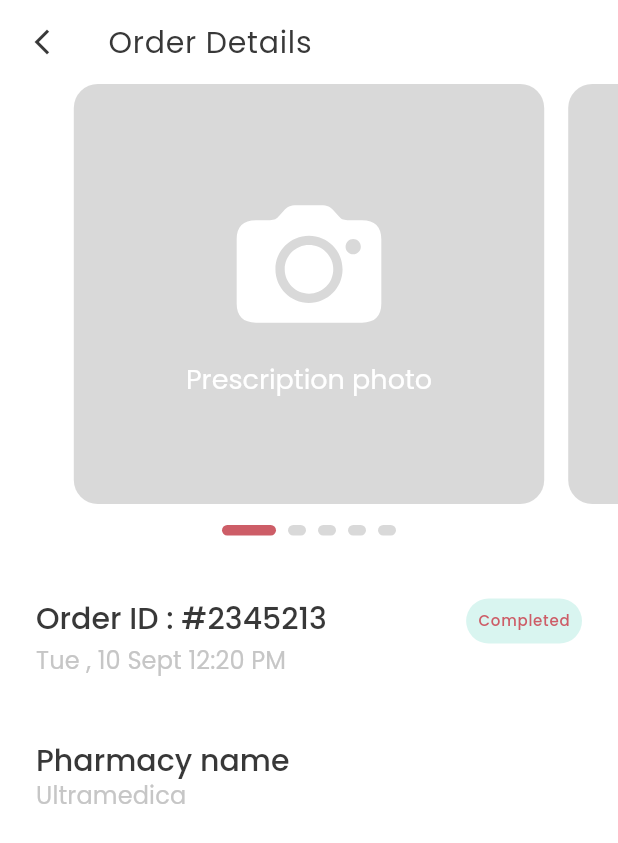
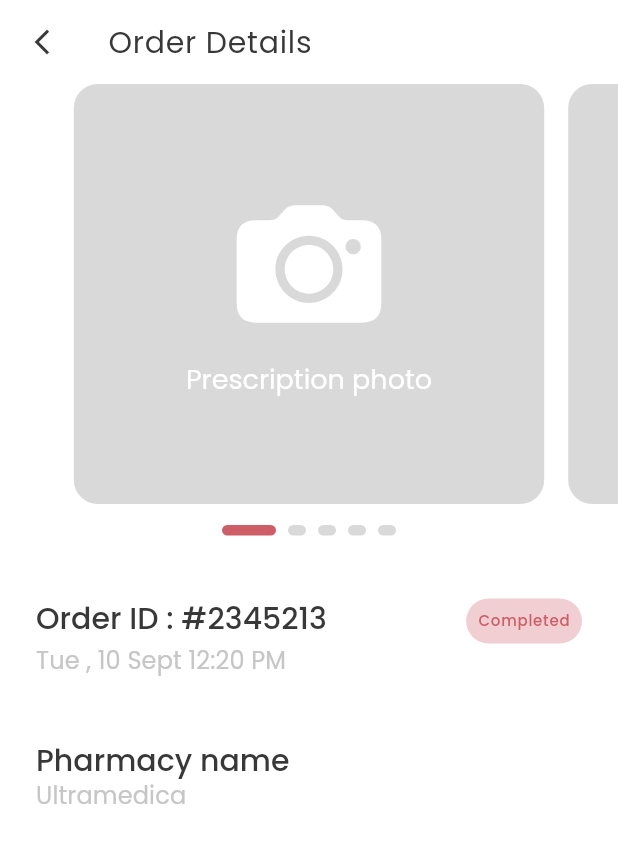
Before and after one commit to Taim-Amer/Comprehensive-Pharmacy-client-role, a Flutter app: the OrderDetailsScreen screen opened directly, on a phone screen of 412 x 824 dp. Shown: the top 843 px of the screen. Run offline on Flutter 3.47's test engine with Material 3 defaults, Android fonts, the phone set to English and light mode, and no system bars; drawn by our look-alikes of smooth_page_indicator; our stand-ins replace dio, dotted_border, firebase_messaging, flutter_otp_text_field, flutter_screenutil, flutter_svg and 9 more; missing offline and left inert: measure_size_builder; accounts and stored records are empty.

```diff
--- a/lib/app.dart
+++ b/lib/app.dart
@@ -5,6 +5,7 @@ import 'package:comprehensive_pharmacy_client_role/dependencies/signup_binding.d
 import 'package:comprehensive_pharmacy_client_role/features/authentication/views/forget_password/password_confirmed_screen.dart';
 import 'package:comprehensive_pharmacy_client_role/features/authentication/views/forget_password/verify_code_screen.dart';
 import 'package:comprehensive_pharmacy_client_role/features/authentication/views/signin/signin_screen.dart';
+import 'package:comprehensive_pharmacy_client_role/features/orders/views/home/home_screen.dart';
 import 'package:comprehensive_pharmacy_client_role/features/orders/views/order/order_screen.dart';
 import 'package:comprehensive_pharmacy_client_role/features/orders/views/order/order_details_screen.dart';
 import 'package:comprehensive_pharmacy_client_role/utils/helpers/helper_functions.dart';
@@ -33,7 +34,7 @@ class ClientApp extends StatelessWidget {
         // locale: const Locale('en'),
         // fallbackLocale: const Locale('en'),
         // initialBinding: ForgetPasswordBinding(),
-        home: OrderScreen(),
+        home: HomeScreen(),
       ),
     );
   }
--- a/lib/common/widgets/buttons/back_icon.dart
+++ b/lib/common/widgets/buttons/back_icon.dart
@@ -17,6 +17,7 @@ class BackIcon extends StatelessWidget {
     return TCircularIcon(
       icon: Icons.arrow_back_ios_new_outlined,
       size: TSizes.iconSm,
+      backgroundColor: Colors.transparent,
       color: dark ? TColors.lightGrey : const Color(0xFF383838),
       onPressed: function ?? () => Get.back(),
     );
--- a/lib/common/widgets/images/circular_image.dart
+++ b/lib/common/widgets/images/circular_image.dart
@@ -26,7 +26,6 @@ class TCircularImage extends StatelessWidget {
   @override
   Widget build(BuildContext context) {
     final dark = THelperFunctions.isDarkMode(context);
-
     return Container(
       width: width,
       height: height,
--- a/lib/features/orders/views/order/order_details_screen.dart
+++ b/lib/features/orders/views/order/order_details_screen.dart
@@ -1,10 +1,12 @@
 import 'package:comprehensive_pharmacy_client_role/common/widgets/appbar/appbar.dart';
+import 'package:comprehensive_pharmacy_client_role/common/widgets/custom_shapes/containers/rounded_container.dart';
 import 'package:comprehensive_pharmacy_client_role/features/orders/controllers/orders_controller.dart';
 import 'package:comprehensive_pharmacy_client_role/features/orders/views/order/widgets/order_description_column.dart';
 import 'package:comprehensive_pharmacy_client_role/features/orders/views/order/widgets/order_details_page_view.dart';
 import 'package:comprehensive_pharmacy_client_role/features/orders/views/order/widgets/page_view_indicator.dart';
 import 'package:comprehensive_pharmacy_client_role/utils/constants/sizes.dart';
 import 'package:comprehensive_pharmacy_client_role/utils/constants/text_strings.dart';
+import 'package:dotted_border/dotted_border.dart';
 import 'package:flutter/material.dart';
 import 'package:flutter_screenutil/flutter_screenutil.dart';
 import 'package:get/get.dart';
--- a/lib/features/orders/views/order/widgets/order_description_column.dart
+++ b/lib/features/orders/views/order/widgets/order_description_column.dart
@@ -19,7 +19,7 @@ class OrderDescriptionColumn extends StatelessWidget {
           children: [
             Text(TEnglishTexts.orderID, style: Theme.of(context).textTheme.titleLarge?.copyWith(fontSize: 20, fontWeight: FontWeight.w500)),
             TRoundedContainer(
-              backgroundColor: const Color(0xFFD9F5F0),
+              backgroundColor: TColors.primary.withOpacity(.3),
               radius: 100.r,
               height: 30.h,
               padding: const EdgeInsets.all(8),
--- a/lib/features/orders/views/order/widgets/order_details_page_view.dart
+++ b/lib/features/orders/views/order/widgets/order_details_page_view.dart
@@ -4,6 +4,7 @@ import 'package:comprehensive_pharmacy_client_role/utils/constants/colors.dart';
 import 'package:comprehensive_pharmacy_client_role/utils/constants/image_strings.dart';
 import 'package:comprehensive_pharmacy_client_role/utils/constants/sizes.dart';
 import 'package:comprehensive_pharmacy_client_role/utils/constants/text_strings.dart';
+import 'package:comprehensive_pharmacy_client_role/utils/helpers/helper_functions.dart';
 import 'package:flutter/material.dart';
 import 'package:flutter_screenutil/flutter_screenutil.dart';
 import 'package:flutter_svg/flutter_svg.dart';
@@ -13,6 +14,7 @@ class OrderDetailsPageView extends StatelessWidget {
 
   @override
   Widget build(BuildContext context) {
+    final dark = THelperFunctions.isDarkMode(context);
     return SizedBox(
       height: 280.h,
       child: PageView.builder(
@@ -26,7 +28,7 @@ class OrderDetailsPageView extends StatelessWidget {
             child: TRoundedContainer(
               width: 382.w,
               height: 265.h,
-              backgroundColor: TColors.borderPrimary,
+              backgroundColor: dark ? TColors.darkContainer : TColors.borderPrimary,
               child: Column(
                 mainAxisAlignment: MainAxisAlignment.center,
                 children: [
--- a/lib/utils/constants/image_strings.dart
+++ b/lib/utils/constants/image_strings.dart
@@ -17,15 +17,15 @@ class TImages {
   static const String myOrdersIcon = 'assets/icons/clipboard-tick.svg';
   static const String camera = 'assets/images/f7_camera-fill.svg';
 
+  // Home
+  static const String uploadIcon = 'assets/icons/Upload icon.svg';
+
   // Flags
   static const String jordan = "assets/icons/flags/jordan.png";
   static const String lebanon = "assets/icons/flags/lebanon.png";
   static const String egypt = "assets/icons/flags/egypt.png";
   static const String saudi = "assets/icons/flags/saudi_arabia.png";
   static const String qatar = "assets/icons/flags/qatar.png";
-
-  //Home
-  static const String money = "assets/logos/home/money.svg";
 
   // Social Logos
   static const String google = "assets/logos/google-icon.png";
--- a/lib/utils/constants/text_strings.dart
+++ b/lib/utils/constants/text_strings.dart
@@ -58,6 +58,14 @@ class TArabicTexts {
   static String get orderDetails => '';
   static String get prescriptionPhoto => '';
 
+  // Home
+  static String get homeTitle => '';
+  static String get homeSubTitle => '';
+  static String get uploadFile => '';
+  static String get supportedFiles => '';
+  static String get browse => '';
+  static String get writeNote => '';
+  static String get createYourOrder => '';
 
   // Notifications
   static String get notifications => 'الإشعارات';
@@ -149,6 +157,15 @@ class TEnglishTexts {
   static String get orderDetails => 'Order Details';
   static String get prescriptionPhoto => 'Prescription photo';
 
+  // Home
+  static String get homeTitle => 'Upload your prescription';
+  static String get homeSubTitle => 'Create order by uploading your prescription. Leaving notes is optional';
+  static String get uploadFile => 'Upload your image or file';
+  static String get supportedFiles => 'Supported formatted : JPEG Or PDF';
+  static String get browse => 'Browse';
+  static String get writeNote => 'Leave a note (optional)...';
+  static String get createYourOrder => 'Create your order';
+
   // Notifications
   static String get notifications => 'Notifications';
 
--- a/lib/utils/gen/assets.gen.dart
+++ b/lib/utils/gen/assets.gen.dart
@@ -12,6 +12,9 @@ import 'package:flutter/widgets.dart';
 class $AssetsIconsGen {
   const $AssetsIconsGen();
 
+  /// File path: assets/icons/Upload icon.svg
+  String get uploadIcon => 'assets/icons/Upload icon.svg';
+
   /// File path: assets/icons/clipboard-tick.svg
   String get clipboardTick => 'assets/icons/clipboard-tick.svg';
 
@@ -19,7 +22,7 @@ class $AssetsIconsGen {
   $AssetsIconsFlagsGen get flags => const $AssetsIconsFlagsGen();
 
   /// List of all assets
-  List<String> get values => [clipboardTick];
+  List<String> get values => [uploadIcon, clipboardTick];
 }
 
 class $AssetsImagesGen {
--- a/lib/utils/theme/custom_themes/text_theme.dart
+++ b/lib/utils/theme/custom_themes/text_theme.dart
@@ -33,6 +33,6 @@ class TTextTheme {
     bodyMedium: const TextStyle().copyWith(fontSize: 14, fontWeight: FontWeight.normal, color: Colors.white),
     bodySmall: const TextStyle().copyWith(fontSize: 14, fontWeight: FontWeight.normal, color: Colors.white.withOpacity(.5)),
 
-    labelLarge: const TextStyle().copyWith(fontSize: 12, fontWeight: FontWeight.normal, color: Colors.white),
+    labelLarge: const TextStyle().copyWith(fontSize: 12, fontWeight: FontWeight.normal, color: const Color(0xFFC6C6C6)),
     labelMedium: const TextStyle().copyWith(fontSize: 12, fontWeight: FontWeight.w400, color: Colors.white.withOpacity(.5)),);
 }
--- a/pubspec.yaml
+++ b/pubspec.yaml
@@ -34,6 +34,7 @@ dependencies:
   loading_animation_widget: ^1.3.0
   scroll_date_picker: ^3.8.0
   shimmer: ^3.0.0
+  dotted_border: ^2.1.0
 
   # Icons
   iconsax: ^0.0.8
```
Also changed, not shown: lib/common/widgets/custom_shapes/containers/dotted_container.dart (added, +48 -0 lines), lib/features/orders/views/home/home_screen.dart (added, +65 -0 lines), lib/features/orders/views/home/widgets/home_header.dart (added, +20 -0 lines), lib/features/orders/views/home/widgets/home_navbar.dart (added, +24 -0 lines), lib/features/orders/views/order/widgets/order_item.dart (+6 -2 lines), assets/icons/Upload icon.svg (added), pubspec.lock.
